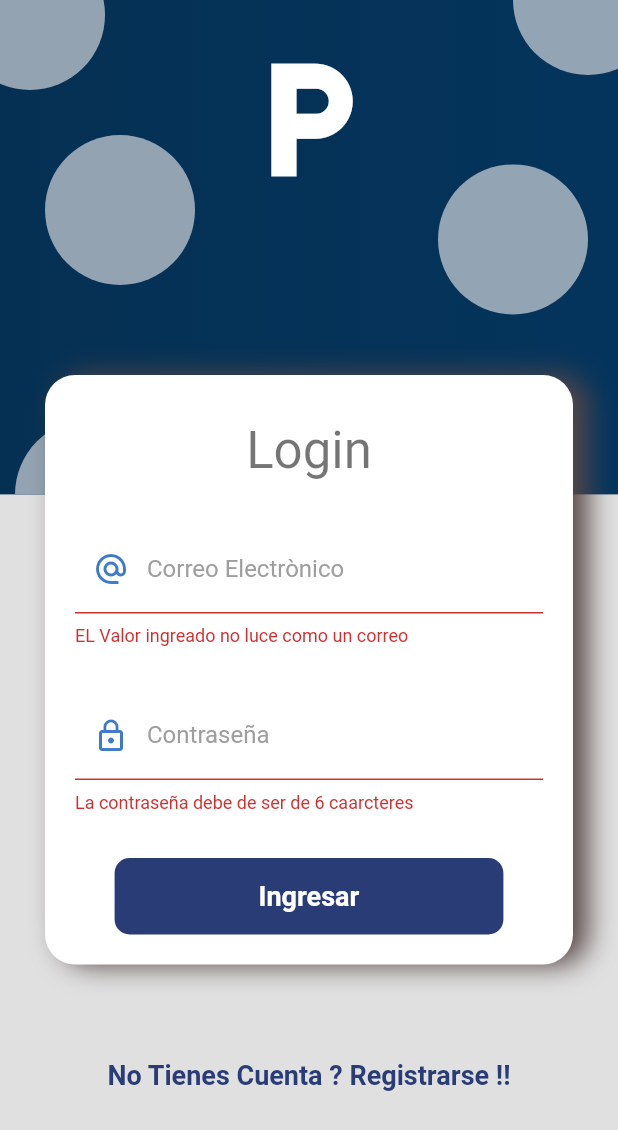
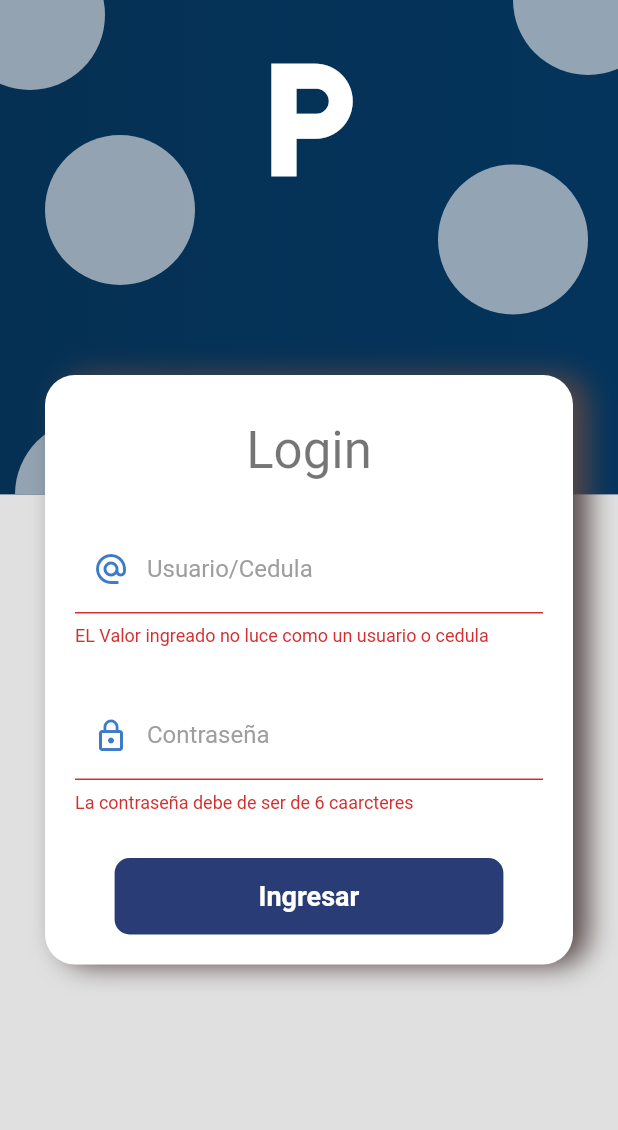
Before and after one commit to bareca90/bines_app, a Flutter app: the screen it shows after launch, after a tap on "Ingresar", on a phone screen of 412 x 824 dp. Shown: the top 1130 px of the screen. Run offline on Flutter 3.47's test engine with Material 2 defaults, Android fonts, the light colour scheme and no system bars; our stand-ins replace sqflite; missing offline and left inert: flutter_barcode_scanner; accounts and stored records are empty; network calls fail.

Commit message:
Se Modifico el Login para que pueda Validar el usuario con su clave, se adicionó ela rchivo donde se consulta los webservices del mismo

```diff
--- a/lib/main.dart
+++ b/lib/main.dart
@@ -39,7 +39,7 @@ class MyApp extends StatelessWidget {
       initialRoute: 'login',
       routes: {
         'login': (_) => const LoginScreen(), //Pantalla de Logueo
-        'register': (_) => const RegisterScreen(), //Registro de Nuevo Uuario
+        /* 'register': (_) => const RegisterScreen(), */ //Registro de Nuevo Uuario
         'home': (_) => const HomeScreen(), //Pagina Principal lista de Opciones
         'registerbin': (_) =>
             const AssigmentScreen(), //Registro de Bines Paso 1
--- a/lib/screens/login_screen.dart
+++ b/lib/screens/login_screen.dart
@@ -1,8 +1,11 @@
+import 'dart:convert';
+
 import 'package:bines_app/providers/providers.dart';
 import 'package:bines_app/ui/imput_decorations.dart';
 import 'package:bines_app/widgets/widgets.dart';
 import 'package:flutter/material.dart';
 import 'package:provider/provider.dart';
+import 'package:bines_app/services/valida_login_services.dart';
 
 class LoginScreen extends StatelessWidget {
   const LoginScreen({Key? key}) : super(key: key);
@@ -32,7 +35,8 @@ class LoginScreen extends StatelessWidget {
             ),
           ),
           const SizedBox(height: 50),
-          TextButton(
+          //TODO Se Elimina el Registrar Cuenta hasta los siguientes entregables
+          /* TextButton(
             onPressed: () {
               Navigator.pushReplacementNamed(context, 'register');
             },
@@ -49,7 +53,7 @@ class LoginScreen extends StatelessWidget {
                   fontSize: 18,
                   fontWeight: FontWeight.bold),
             ),
-          )
+          ) */
         ],
       ),
     )));
@@ -76,20 +80,21 @@ class _LoginForm extends StatelessWidget {
               autocorrect: false,
               keyboardType: TextInputType.emailAddress,
               decoration: InputDecorations.authInputDecoration(
-                  hintText: 'info@informatica.como',
-                  labelText: 'Correo Electrònico',
+                  hintText: 'usuario-cedula',
+                  labelText: 'Usuario/Cedula',
                   prefixIcon: Icons.alternate_email_sharp),
               //Tomar os valores de las cajas de Texto
               onChanged: (value) => loginForm.email = value,
               //permite realizar validaciones
               validator: (value) {
-                String pattern =
-                    r'^(([^<>()[\]\\.,;:\s@\"]+(\.[^<>()[\]\\.,;:\s@\"]+)*)|(\".+\"))@((\[[0-9]{1,3}\.[0-9]{1,3}\.[0-9]{1,3}\.[0-9]{1,3}\])|(([a-zA-Z\-0-9]+\.)+[a-zA-Z]{2,}))$';
+                String pattern = r'^[a-zA-Z0-9]+$';
+                /* r'^(([^<>()[\]\\.,;:\s@\"]+(\.[^<>()[\]\\.,;:\s@\"]+)*)|(\".+\"))@((\[[0-9]{1,3}\.[0-9]{1,3}\.[0-9]{1,3}\.[0-9]{1,3}\])|(([a-zA-Z\-0-9]+\.)+[a-zA-Z]{2,}))$'; */
+
                 RegExp regExp = RegExp(pattern);
 
                 return regExp.hasMatch(value ?? '')
                     ? null
-                    : 'EL Valor ingreado no luce como un correo';
+                    : 'EL Valor ingreado no luce como un usuario o cedula';
               },
             ),
             const SizedBox(
@@ -136,9 +141,30 @@ class _LoginForm extends StatelessWidget {
                         await Future.delayed(const Duration(seconds: 3));
                         //TODO Validar si el login es corrrecto
                         loginForm.isLoading = false;
-                        //Permite acceder a la pantalla siguiente sin que permita regresar a la anaterior
-                        // ignore: use_build_context_synchronously
-                        Navigator.pushReplacementNamed(context, 'home');
+
+                        final response =
+                            await ValidaLoginServices.validarUsuario(
+                                loginForm.email, loginForm.password);
+
+                        final jsonData = await jsonDecode(response.body);
+
+                        print('Respuesta  ${jsonData}');
+                        if (jsonData['codmsg'] == 200) {
+                          // El login fue exitoso
+                          //Permite acceder a la pantalla siguiente sin que permita regresar a la anaterior
+                          // ignore: use_build_context_synchronously
+                          Navigator.pushReplacementNamed(context, 'home');
+                        } else {
+                          // El login falló
+                          // Mostrar un mensaje de error al usuario
+                          const snackBar = SnackBar(
+                            content: Text(
+                                'El usuario o la contraseña no son correctos'),
+                            duration: Duration(seconds: 2),
+                          );
+                          // ignore: use_build_context_synchronously
+                          ScaffoldMessenger.of(context).showSnackBar(snackBar);
+                        }
                       },
                 child: Container(
                   padding:
--- a/lib/services/data_guias_day_services.dart
+++ b/lib/services/data_guias_day_services.dart
@@ -1,5 +1,5 @@
 import 'dart:convert' as convert;
-import 'dart:convert';
+/* import 'dart:convert'; */
 /* import 'dart:html'; */
 import 'package:bines_app/models/models.dart';
 import 'package:bines_app/providers/providers.dart';
```
Also changed, not shown: lib/services/valida_login_services.dart (added, +37 -0 lines).
